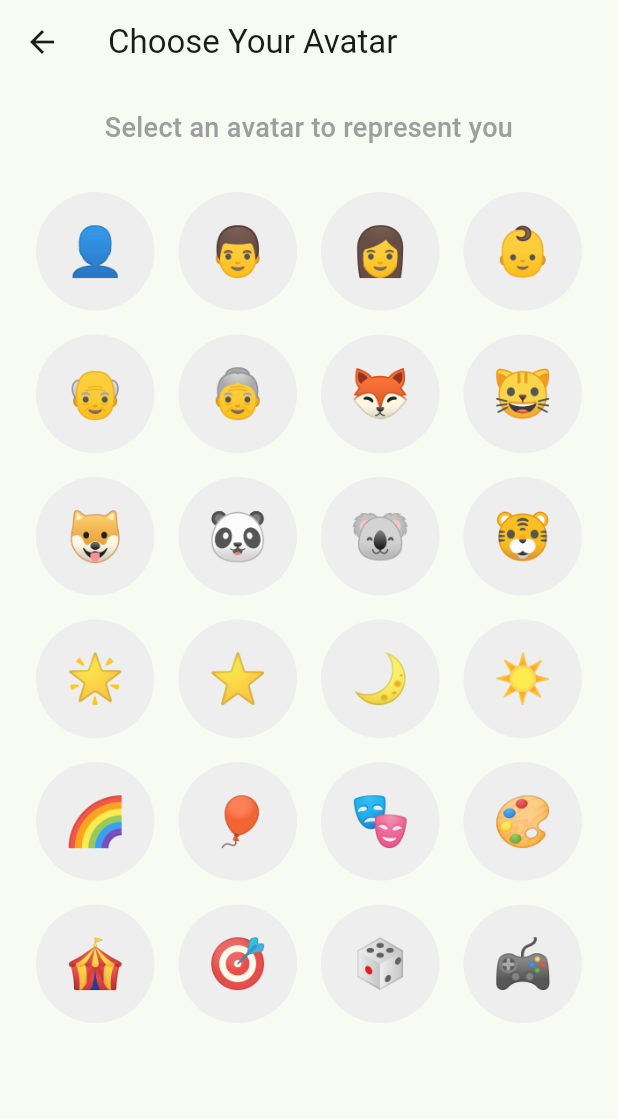
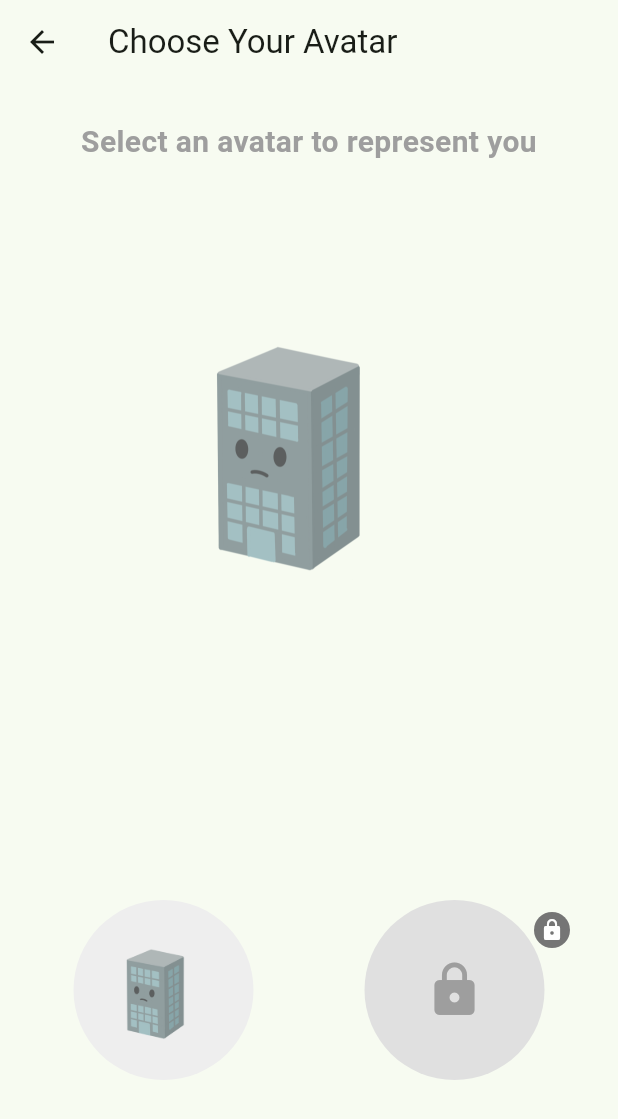
Before and after one commit to Chenuka-Garusinghe/SYNCS-HACK-25, a Flutter app: the ChooseAvatarScreen screen opened directly, on a phone screen of 412 x 824 dp. Shown: the top 1119 px of the screen. Run offline on Flutter 3.47's test engine with Material 3 defaults, Android fonts, the phone set to English and light mode, and no system bars; our stand-ins replace flutter_dotenv, image_picker.

Commit message:
Update styles for the avatar selection page slightly, made it simpler

```diff
--- a/terrago/lib/screens/chooseAvatar_screen.dart
+++ b/terrago/lib/screens/chooseAvatar_screen.dart
@@ -11,32 +11,6 @@ class ChooseAvatarScreen extends StatefulWidget {
 
 class _ChooseAvatarScreenState extends State<ChooseAvatarScreen> {
   int? selectedAvatarIndex;
-  final List<String> avatars = [
-    '👤',
-    '👨',
-    '👩',
-    '👶',
-    '👴',
-    '👵',
-    '🦊',
-    '🐱',
-    '🐶',
-    '🐼',
-    '🐨',
-    '🐯',
-    '🌟',
-    '⭐',
-    '🌙',
-    '☀️',
-    '🌈',
-    '🎈',
-    '🎭',
-    '🎨',
-    '🎪',
-    '🎯',
-    '🎲',
-    '🎮',
-  ];
 
   @override
   Widget build(BuildContext context) {
@@ -47,129 +21,58 @@ class _ChooseAvatarScreenState extends State<ChooseAvatarScreen> {
         elevation: 0,
       ),
       body: Padding(
-        padding: const EdgeInsets.all(16.0),
+        padding: const EdgeInsets.all(24.0),
         child: Column(
           children: [
             const Text(
               'Select an avatar to represent you',
               style: TextStyle(
-                fontSize: 18,
-                fontWeight: FontWeight.w500,
+                fontSize: 20,
+                fontWeight: FontWeight.w600,
                 color: Colors.grey,
               ),
               textAlign: TextAlign.center,
             ),
-            const SizedBox(height: 30),
+            const SizedBox(height: 40),
+            SizedBox(
+              width: 300,
+              height:300,
+              child: Image.asset(
+                'assets/ui/building.png',
+                fit: BoxFit.contain,
+              ),
+            ),
+            const SizedBox(height: 40),
+            const Spacer(),
 
-            // preview selection of avatar
-            if (selectedAvatarIndex != null) ...[
-              Container(
-                padding: const EdgeInsets.all(24),
-                decoration: BoxDecoration(
-                  color: Colors.white,
-                  borderRadius: BorderRadius.circular(20),
-                  boxShadow: [
-                    BoxShadow(
-                      color: Colors.grey.withOpacity(0.1),
-                      blurRadius: 10,
-                      spreadRadius: 2,
-                      offset: const Offset(0, 4),
-                    ),
-                  ],
-                ),
-                child: Column(
-                  children: [
-                    // Large Avatar Display with Shadow
-                    Container(
-                      width: 120,
-                      height: 120,
-                      decoration: BoxDecoration(
-                        shape: BoxShape.circle,
-                        color: Colors.blue,
-                        boxShadow: [
-                          BoxShadow(
-                            color: Colors.blue.withOpacity(0.4),
-                            blurRadius: 20,
-                            spreadRadius: 5,
-                            offset: const Offset(0, 8),
-                          ),
-                        ],
-                      ),
-                      child: Center(
-                        child: Text(
-                          avatars[selectedAvatarIndex!],
-                          style: const TextStyle(
-                            fontSize: 64,
-                            color: Colors.white,
-                          ),
-                        ),
-                      ),
-                    ),
-                    const SizedBox(height: 16),
-                    Text(
-                      'Selected Avatar',
-                      style: TextStyle(
-                        fontSize: 16,
-                        fontWeight: FontWeight.w600,
-                        color: Colors.grey[700],
-                      ),
-                    ),
-                  ],
-                ),
-              ),
-              const SizedBox(height: 30),
-            ],
-
-            Expanded(
-              child: GridView.builder(
-                padding: const EdgeInsets.symmetric(horizontal: 8),
-                gridDelegate: const SliverGridDelegateWithFixedCrossAxisCount(
-                  crossAxisCount: 4, // 4 avatars per row
-                  crossAxisSpacing: 16, // Horizontal spacing between avatars
-                  mainAxisSpacing: 16, // Vertical spacing between avatar rows
-                  childAspectRatio: 1.0, // for Perfect circles
-                ),
-                itemCount: avatars.length,
-                itemBuilder: (context, index) {
-                  final isSelected = selectedAvatarIndex == index;
-                  return GestureDetector(
+            Row(
+              children: [
+                Expanded(
+                  child: _buildAvatarOption(
+                    index: 0,
+                    isSelected: selectedAvatarIndex == 0,
                     onTap: () {
                       setState(() {
-                        selectedAvatarIndex = index;
+                        selectedAvatarIndex = 0;
                       });
                     },
-                    child: Container(
-                      decoration: BoxDecoration(
-                        shape: BoxShape.circle,
-                        color: isSelected ? Colors.blue : Colors.grey[200],
-                        border: isSelected
-                            ? Border.all(color: Colors.blue, width: 3)
-                            : null,
-                        boxShadow: isSelected
-                            ? [
-                                BoxShadow(
-                                  color: Colors.blue.withOpacity(0.3),
-                                  blurRadius: 8,
-                                  spreadRadius: 2,
-                                ),
-                              ]
-                            : null,
-                      ),
-                      child: Center(
-                        child: Text(
-                          avatars[index],
-                          style: TextStyle(
-                            fontSize: 32,
-                            color: isSelected ? Colors.white : Colors.black87,
-                          ),
-                        ),
-                      ),
-                    ),
-                  );
-                },
-              ),
+                  ),
+                ),
+                const SizedBox(width: 24),
+                Expanded(
+                  child: _buildAvatarOption(
+                    index: 1,
+                    isSelected: selectedAvatarIndex == 1,
+                    onTap: null, // Disabled
+                    isLocked: true,
+                  ),
+                ),
+              ],
             ),
-            const SizedBox(height: 30),
+
+            const SizedBox(height: 40),
+
+            // Confirm button
             if (selectedAvatarIndex != null)
               SizedBox(
                 width: double.infinity,
@@ -182,7 +85,7 @@ class _ChooseAvatarScreenState extends State<ChooseAvatarScreen> {
                     );
                   },
                   style: ElevatedButton.styleFrom(
-                    backgroundColor: Colors.blue,
+                    backgroundColor: Colors.green[700],
                     foregroundColor: Colors.white,
                     padding: const EdgeInsets.symmetric(vertical: 16),
                     shape: RoundedRectangleBorder(
@@ -198,7 +101,79 @@ class _ChooseAvatarScreenState extends State<ChooseAvatarScreen> {
                   ),
                 ),
               ),
-            const SizedBox(height: 20),
+            const SizedBox(height: 40),
+          ],
+        ),
+      ),
+    );
+  }
+
+  Widget _buildAvatarOption({
+    required int index,
+    required bool isSelected,
+    required VoidCallback? onTap,
+    bool isLocked = false,
+  }) {
+    return GestureDetector(
+      onTap: onTap,
+      child: Container(
+        height: 120,
+        decoration: BoxDecoration(
+          shape: BoxShape.circle,
+          color: isLocked
+              ? Colors.grey[300]
+              : (isSelected ? Colors.green[700] : Colors.grey[200]),
+          border: isSelected
+              ? Border.all(color: Colors.green[700]!, width: 3)
+              : null,
+          boxShadow: isSelected
+              ? [
+                  BoxShadow(
+                    color: Colors.green.withOpacity(0.3),
+                    blurRadius: 8,
+                    spreadRadius: 2,
+                  ),
+                ]
+              : null,
+        ),
+        child: Stack(
+          children: [
+            // Avatar content
+            Center(
+              child: index == 0
+                  ? ClipOval(
+                      child: Image.asset(
+                        'assets/ui/building.png',
+                        width: 80,
+                        height: 80,
+                        fit: BoxFit.cover,
+                      ),
+                    )
+                  : const Icon(
+                      Icons.lock,
+                      size: 40,
+                      color: Colors.grey,
+                    ),
+            ),
+
+            // Lock overlay for disabled option
+            if (isLocked)
+              Positioned(
+                top: 8,
+                right: 8,
+                child: Container(
+                  padding: const EdgeInsets.all(4),
+                  decoration: BoxDecoration(
+                    color: Colors.grey[600],
+                    shape: BoxShape.circle,
+                  ),
+                  child: const Icon(
+                    Icons.lock,
+                    size: 16,
+                    color: Colors.white,
+                  ),
+                ),
+              ),
           ],
         ),
       ),
--- a/terrago/pubspec.yaml
+++ b/terrago/pubspec.yaml
@@ -65,6 +65,7 @@ dev_dependencies:
 flutter:
   assets:
     - ./assets/ui/image.png
+    - ./assets/ui/building.png
     - .env
 
 
```
Also changed, not shown: terrago/assets/ui/building.png (added).
